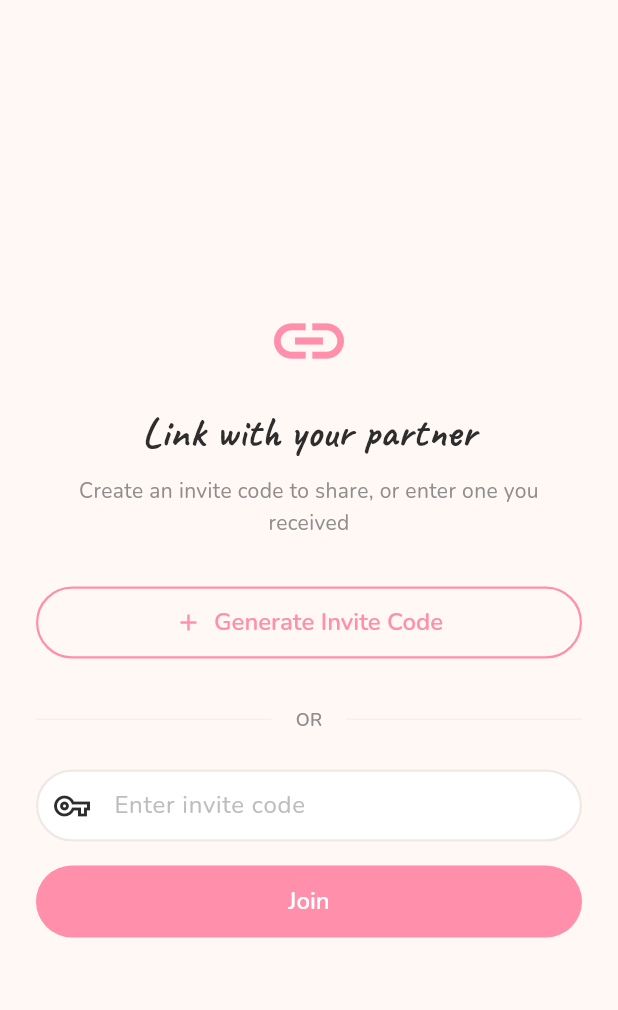
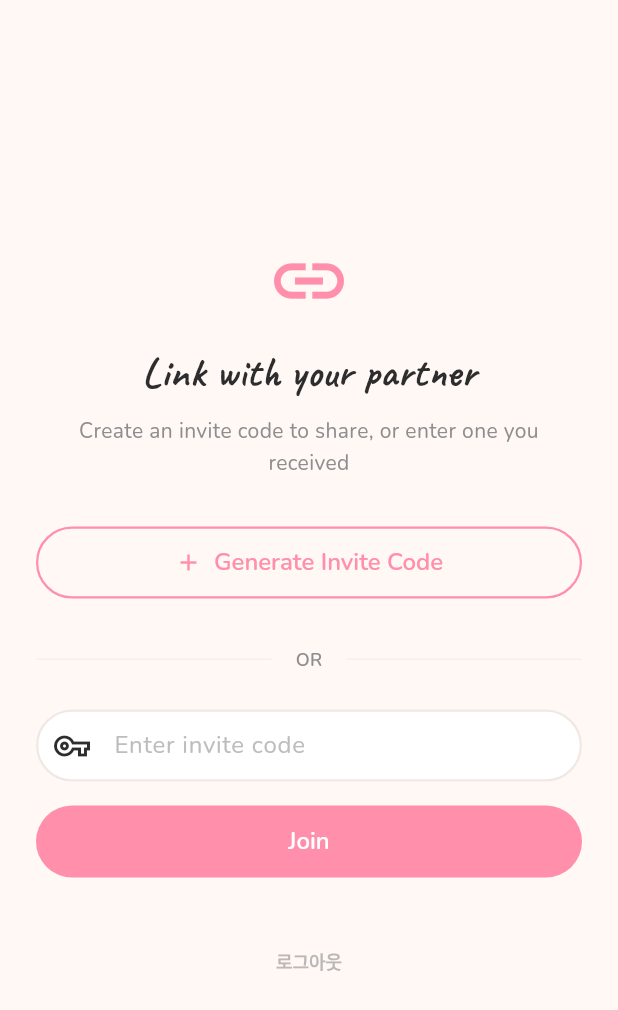
Before and after one commit to Liuese0/lovepin, a Flutter app: the screen it shows once a user with an empty profile is signed in, on a phone screen of 412 x 824 dp. Shown: the top 1010 px of the screen. Run offline on Flutter 3.47's test engine with Material 3 defaults, Android fonts, the phone set to English and light mode, and no system bars; our stand-ins replace firebase_core, flutter_dotenv, flutter_image_compress, flutter_riverpod, go_router, google_fonts and 4 more; missing offline and left inert: home_widget; accounts and stored records are empty.

Commit message:
feat: add subtle sign-out button on couple link screen
Small '로그아웃' text button below Join, in faded grey.

https://claude.ai/code/session_013YKCTMQK4EVqFc3bPa92NE

```diff
--- a/lib/features/couple/presentation/screens/couple_link_screen.dart
+++ b/lib/features/couple/presentation/screens/couple_link_screen.dart
@@ -9,6 +9,7 @@ import 'package:lovepin/core/constants/app_fonts.dart';
 import 'package:lovepin/core/constants/app_sizes.dart';
 import 'package:lovepin/core/router/app_router.dart';
 import 'package:lovepin/data/local/local_cache.dart';
+import 'package:lovepin/data/supabase/auth_repository.dart';
 import 'package:lovepin/features/auth/providers/auth_provider.dart';
 
 /// Screen where users create an invite code or join an existing couple.
@@ -241,6 +242,25 @@ class _CoupleLinkScreenState extends ConsumerState<CoupleLinkScreen> {
                         : const Text('Join'),
                   ),
                 ),
+                const SizedBox(height: 32),
+
+                // Sign out
+                TextButton(
+                  onPressed: () async {
+                    final authRepo = ref.read(authRepositoryProvider);
+                    await authRepo.signOut();
+                    await LocalCache.instance.clear();
+                    if (!mounted) return;
+                    context.goNamed(RouteNames.login);
+                  },
+                  child: Text(
+                    '로그아웃',
+                    style: GoogleFonts.nunito(
+                      fontSize: AppFonts.caption,
+                      color: AppColors.textSecondary.withValues(alpha: 0.6),
+                    ),
+                  ),
+                ),
               ],
             ),
           ),
```
